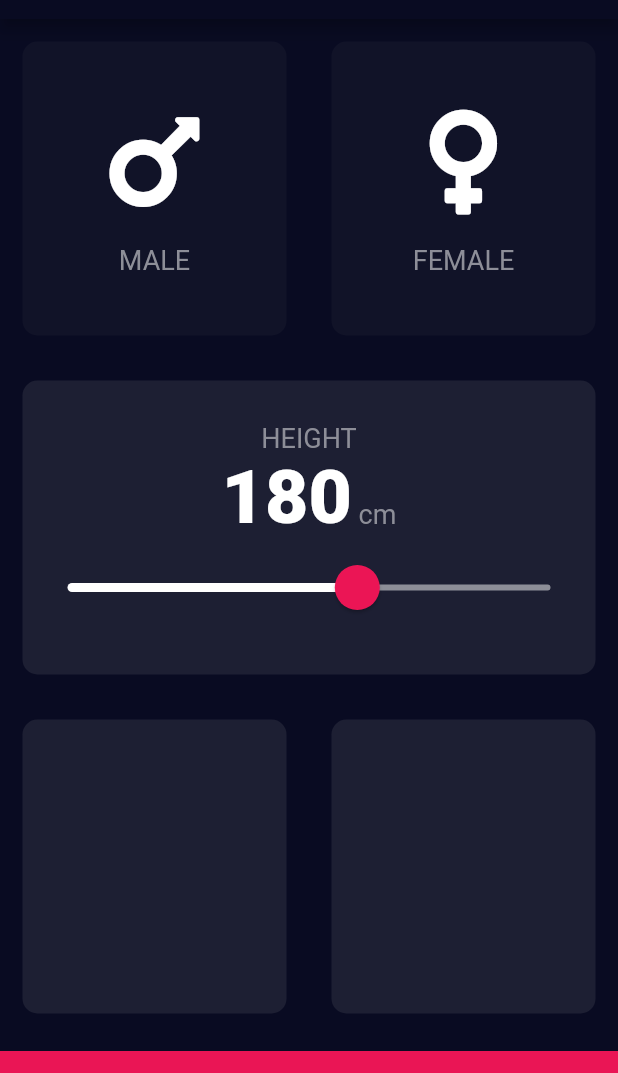
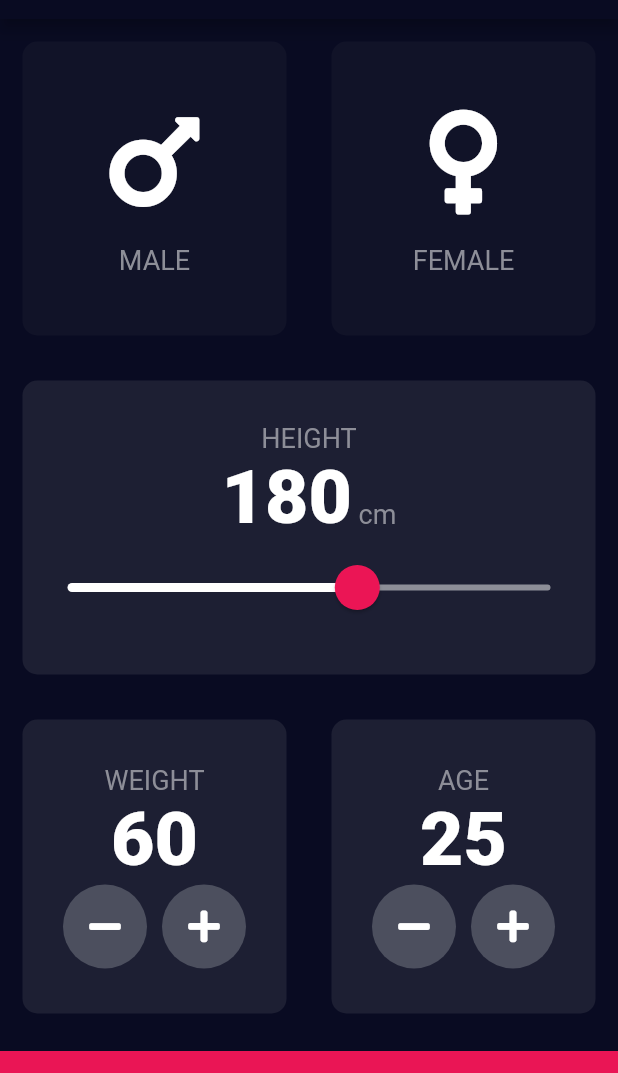
Before and after one commit to FrancaTM/bmi-calc, a Flutter app: the screen it shows after launch, on a phone screen of 412 x 824 dp, the part 65-1138 px from its top. Run offline on Flutter 3.47's test engine with Material 2 defaults, Android fonts, the phone set to English and light mode, and no system bars; our stand-ins replace font_awesome_flutter.

Commit message:
create round icon button widget

```diff
--- a/lib/input_page.dart
+++ b/lib/input_page.dart
@@ -15,6 +15,8 @@ class InputPage extends StatefulWidget {
 class _InputPageState extends State<InputPage> {
   Gender _selectedGender;
   int height = 180;
+  int weight = 60;
+  int age = 25;
 
   void _selectGender(Gender gender) {
     setState(() {
@@ -116,10 +118,88 @@ class _InputPageState extends State<InputPage> {
             child: Row(
               children: <Widget>[
                 Expanded(
-                  child: ReusableCard(color: kActiveCardColor),
+                  child: ReusableCard(
+                    color: kActiveCardColor,
+                    cardChild: Column(
+                      mainAxisAlignment: MainAxisAlignment.center,
+                      children: <Widget>[
+                        Text(
+                          'WEIGHT',
+                          style: kLabelTextStyle,
+                        ),
+                        Text(
+                          weight.toString(),
+                          style: kNumberTextStyle,
+                        ),
+                        Row(
+                          mainAxisAlignment: MainAxisAlignment.center,
+                          children: <Widget>[
+                            RoundIconButton(
+                              icon: FontAwesomeIcons.minus,
+                              onPressed: () {
+                                setState(() {
+                                  if (weight > 0) {
+                                    weight--;
+                                  }
+                                });
+                              },
+                            ),
+                            SizedBox(width: 10),
+                            RoundIconButton(
+                              icon: FontAwesomeIcons.plus,
+                              onPressed: () {
+                                setState(() {
+                                  weight++;
+                                });
+                              },
+                            ),
+                          ],
+                        ),
+                      ],
+                    ),
+                  ),
                 ),
                 Expanded(
-                  child: ReusableCard(color: kActiveCardColor),
+                  child: ReusableCard(
+                    color: kActiveCardColor,
+                    cardChild: Column(
+                      mainAxisAlignment: MainAxisAlignment.center,
+                      children: <Widget>[
+                        Text(
+                          'AGE',
+                          style: kLabelTextStyle,
+                        ),
+                        Text(
+                          age.toString(),
+                          style: kNumberTextStyle,
+                        ),
+                        Row(
+                          mainAxisAlignment: MainAxisAlignment.center,
+                          children: <Widget>[
+                            RoundIconButton(
+                              icon: FontAwesomeIcons.minus,
+                              onPressed: () {
+                                setState(() {
+                                  if (age > 0) {
+                                    age--;
+                                  }
+                                });
+                              },
+                            ),
+                            SizedBox(width: 10),
+                            RoundIconButton(
+                              icon: FontAwesomeIcons.plus,
+                              onPressed: () {
+                                setState(() {
+                                  age++;
+                                });
+                              },
+                            ),
+                          ],
+                        ),
+                      ],
+                    ),
+                  ),
                 ),
               ],
             ),
@@ -144,3 +224,25 @@ class _InputPageState extends State<InputPage> {
     );
   }
 }
+
+class RoundIconButton extends StatelessWidget {
+  final IconData icon;
+  final Function onPressed;
+
+  RoundIconButton({@required this.icon, @required this.onPressed});
+
+  @override
+  Widget build(BuildContext context) {
+    return RawMaterialButton(
+      child: Icon(icon),
+      elevation: 0.0,
+      constraints: BoxConstraints.tightFor(
+        width: 56.0,
+        height: 56.0,
+      ),
+      shape: CircleBorder(),
+      fillColor: Color(0xFF4C4F5E),
+      onPressed: onPressed,
+    );
+  }
+}
```
